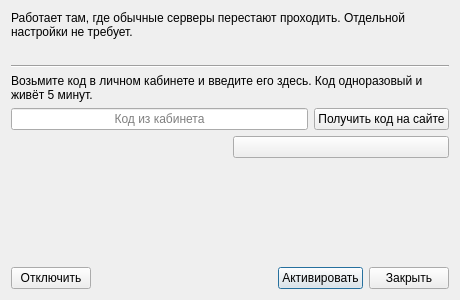
Before: the Qt Designer form ui/dialog_relay_activate.ui in tarik1377/nekoray, drawn with Qt 5.
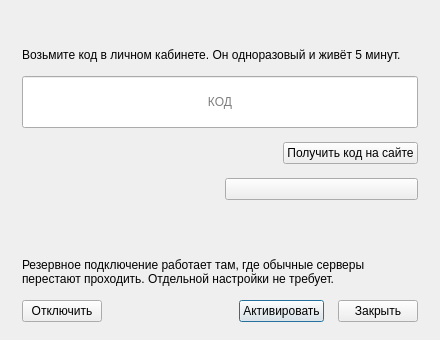
After: the same form once the commit is applied.

Commit message: style(ui): диалог активации получил иерархию — и два урока про цвет

What changed in the file:
```diff
--- a/ui/dialog_relay_activate.ui
+++ b/ui/dialog_relay_activate.ui
@@ -6,24 +6,29 @@
    <rect>
     <x>0</x>
     <y>0</y>
-    <width>460</width>
-    <height>300</height>
+    <width>440</width>
+    <height>340</height>
    </rect>
   </property>
   <property name="windowTitle">
    <string>Резервное подключение</string>
   </property>
   <layout class="QVBoxLayout" name="root">
-   <item>
-    <widget class="QLabel" name="lead">
-     <property name="text">
-      <string>Работает там, где обычные серверы перестают проходить. Отдельной настройки не требует.</string>
-     </property>
-     <property name="wordWrap">
-      <bool>true</bool>
-     </property>
-    </widget>
-   </item>
+   <property name="spacing">
+    <number>14</number>
+   </property>
+   <property name="leftMargin">
+    <number>22</number>
+   </property>
+   <property name="topMargin">
+    <number>20</number>
+   </property>
+   <property name="rightMargin">
+    <number>22</number>
+   </property>
+   <property name="bottomMargin">
+    <number>18</number>
+   </property>
    <item>
     <widget class="QLabel" name="state">
      <property name="text">
@@ -38,40 +43,28 @@
     </widget>
    </item>
    <item>
-    <widget class="QFrame" name="line">
-     <property name="frameShape">
-      <enum>QFrame::HLine</enum>
-     </property>
-     <property name="frameShadow">
-      <enum>QFrame::Sunken</enum>
-     </property>
-    </widget>
-   </item>
-   <item>
-    <widget class="QLabel" name="how">
+    <widget class="QLabel" name="hint">
      <property name="text">
-      <string>Возьмите код в личном кабинете и введите его здесь. Код одноразовый и живёт 5 минут.</string>
+      <string>Возьмите код в личном кабинете. Он одноразовый и живёт 5 минут.</string>
      </property>
      <property name="wordWrap">
       <bool>true</bool>
      </property>
     </widget>
    </item>
-   <item>
-    <layout class="QHBoxLayout" name="codeRow">
      <item>
       <widget class="QLineEdit" name="code">
        <property name="minimumSize">
         <size>
-         <width>170</width>
-         <height>0</height>
+       <width>0</width>
+       <height>52</height>
         </size>
        </property>
        <property name="maxLength">
         <number>8</number>
        </property>
        <property name="placeholderText">
-        <string>Код из кабинета</string>
+      <string>КОД</string>
        </property>
        <property name="alignment">
         <set>Qt::AlignCenter</set>
@@ -79,6 +72,21 @@
       </widget>
      </item>
      <item>
+    <layout class="QHBoxLayout" name="getRow">
+     <item>
+      <spacer name="getGap">
+       <property name="orientation">
+        <enum>Qt::Horizontal</enum>
+       </property>
+       <property name="sizeHint" stdset="0">
+        <size>
+         <width>40</width>
+         <height>20</height>
+        </size>
+       </property>
+      </spacer>
+     </item>
+     <item>
       <widget class="QPushButton" name="getCode">
        <property name="text">
         <string>Получить код на сайте</string>
@@ -89,6 +97,9 @@
    </item>
    <item>
     <layout class="QHBoxLayout" name="resultRow">
+     <property name="spacing">
+      <number>10</number>
+     </property>
      <item>
       <widget class="QLabel" name="result">
        <property name="text">
@@ -119,11 +130,21 @@
      <property name="sizeHint" stdset="0">
       <size>
        <width>20</width>
-       <height>10</height>
+       <height>8</height>
       </size>
      </property>
     </spacer>
    </item>
+   <item>
+    <widget class="QLabel" name="footnote">
+     <property name="text">
+      <string>Резервное подключение работает там, где обычные серверы перестают проходить. Отдельной настройки не требует.</string>
+     </property>
+     <property name="wordWrap">
+      <bool>true</bool>
+     </property>
+    </widget>
+   </item>
    <item>
     <layout class="QHBoxLayout" name="buttons">
      <item>
```
Left out of the diff: 6 changed lines with no effect on the pictures. Lines whose indentation alone changed are shown as unchanged. The commit also changes 3 other files.
